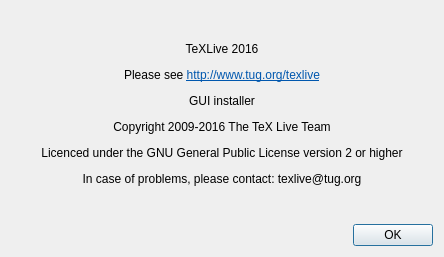
The window that texlive-installer/aboutwindow.ui (wangqr/tlmgr-qt) describes before a commit, drawn with Qt 5.
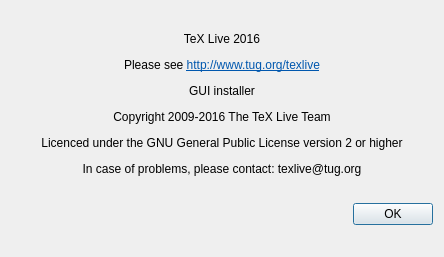
The same window after the commit.

```diff
--- a/texlive-installer/aboutwindow.ui
+++ b/texlive-installer/aboutwindow.ui
@@ -16,8 +16,14 @@
   <layout class="QVBoxLayout" name="verticalLayout">
    <item>
     <widget class="QLabel" name="label">
+     <property name="sizePolicy">
+      <sizepolicy hsizetype="Preferred" vsizetype="Fixed">
+       <horstretch>0</horstretch>
+       <verstretch>0</verstretch>
+      </sizepolicy>
+     </property>
      <property name="text">
-      <string>&lt;html&gt;&lt;head/&gt;&lt;body&gt;&lt;p align=&quot;center&quot;&gt;TeXLive 2016&lt;/p&gt;&lt;p align=&quot;center&quot;&gt;Please see &lt;a href=&quot;http://www.tug.org/texlive&quot;&gt;&lt;span style=&quot; text-decoration: underline; color:#0057ae;&quot;&gt;http://www.tug.org/texlive&lt;/span&gt;&lt;/a&gt;&lt;/p&gt;&lt;p align=&quot;center&quot;&gt;GUI installer&lt;/p&gt;&lt;p align=&quot;center&quot;&gt;Copyright 2009-2016 The TeX Live Team&lt;/p&gt;&lt;p align=&quot;center&quot;&gt;Licenced under the GNU General Public License version 2 or higher&lt;/p&gt;&lt;p align=&quot;center&quot;&gt;In case of problems, please contact: texlive@tug.org&lt;/p&gt;&lt;/body&gt;&lt;/html&gt;</string>
+      <string>&lt;html&gt;&lt;head/&gt;&lt;body&gt;&lt;p align=&quot;center&quot;&gt;TeX Live 2016&lt;/p&gt;&lt;p align=&quot;center&quot;&gt;Please see &lt;a href=&quot;http://www.tug.org/texlive&quot;&gt;&lt;span style=&quot; text-decoration: underline; color:#0057ae;&quot;&gt;http://www.tug.org/texlive&lt;/span&gt;&lt;/a&gt;&lt;/p&gt;&lt;p align=&quot;center&quot;&gt;GUI installer&lt;/p&gt;&lt;p align=&quot;center&quot;&gt;Copyright 2009-2016 The TeX Live Team&lt;/p&gt;&lt;p align=&quot;center&quot;&gt;Licenced under the GNU General Public License version 2 or higher&lt;/p&gt;&lt;p align=&quot;center&quot;&gt;In case of problems, please contact: texlive@tug.org&lt;/p&gt;&lt;/body&gt;&lt;/html&gt;</string>
      </property>
     </widget>
    </item>
```
Left out of the diff: 2 changed lines with no effect on the pictures.
